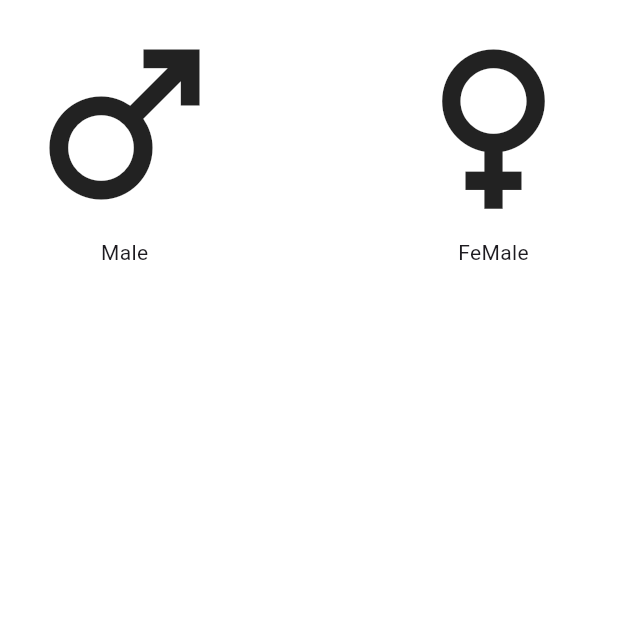
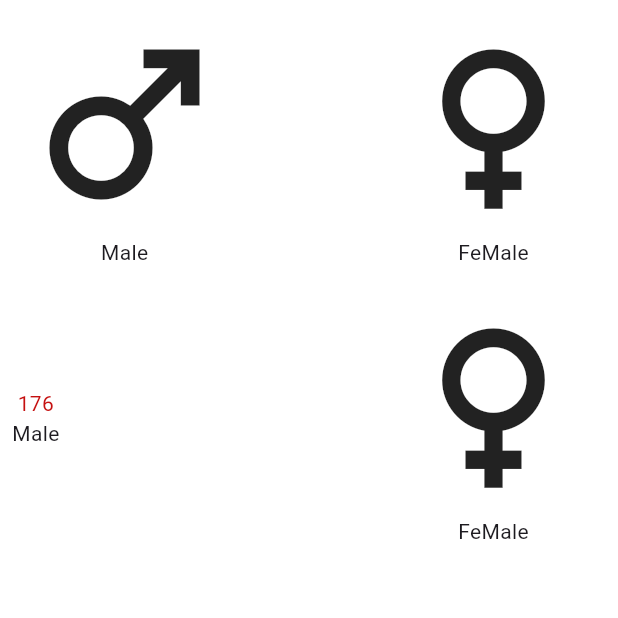
Before and after one commit to pdgamage/BMI-Calculator-App, a Flutter app: the screen it shows after launch, on a phone screen of 412 x 824 dp, the top half of it. Run offline on Flutter 3.47's test engine with Material 3 defaults, Android fonts, the phone set to English and light mode, and no system bars.

Commit message:
modified:   lib/main_page.dart

```diff
--- a/lib/main_page.dart
+++ b/lib/main_page.dart
@@ -44,7 +44,37 @@ class _MainPageState extends State<MainPage> {
                     ),
                   ),
                 ],
-              )
+              ),
+              Row(
+                children: [
+                  Padding(
+                    padding: EdgeInsets.all(8.0),
+                    child: Column(
+                      children: [
+                        Text(
+                          "176",
+                          style: TextStyle(
+                              color: Color.fromARGB(255, 197, 16, 16)),
+                        ),
+                        Text("Male")
+                      ],
+                    ),
+                  ),
+                  Spacer(),
+                  Padding(
+                    padding: EdgeInsets.all(8.0),
+                    child: Column(
+                      children: [
+                        Icon(
+                          Icons.female,
+                          size: 150,
+                        ),
+                        Text("FeMale")
+                      ],
+                    ),
+                  ),
+                ],
+              ),
             ],
           ),
         ),
```
